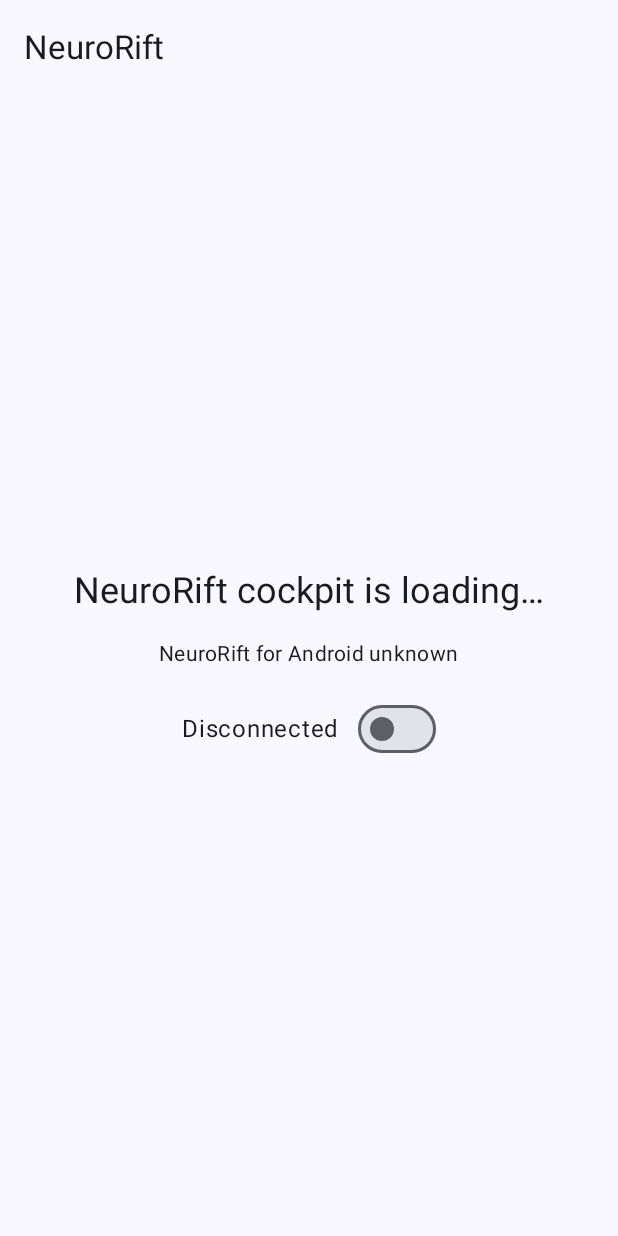
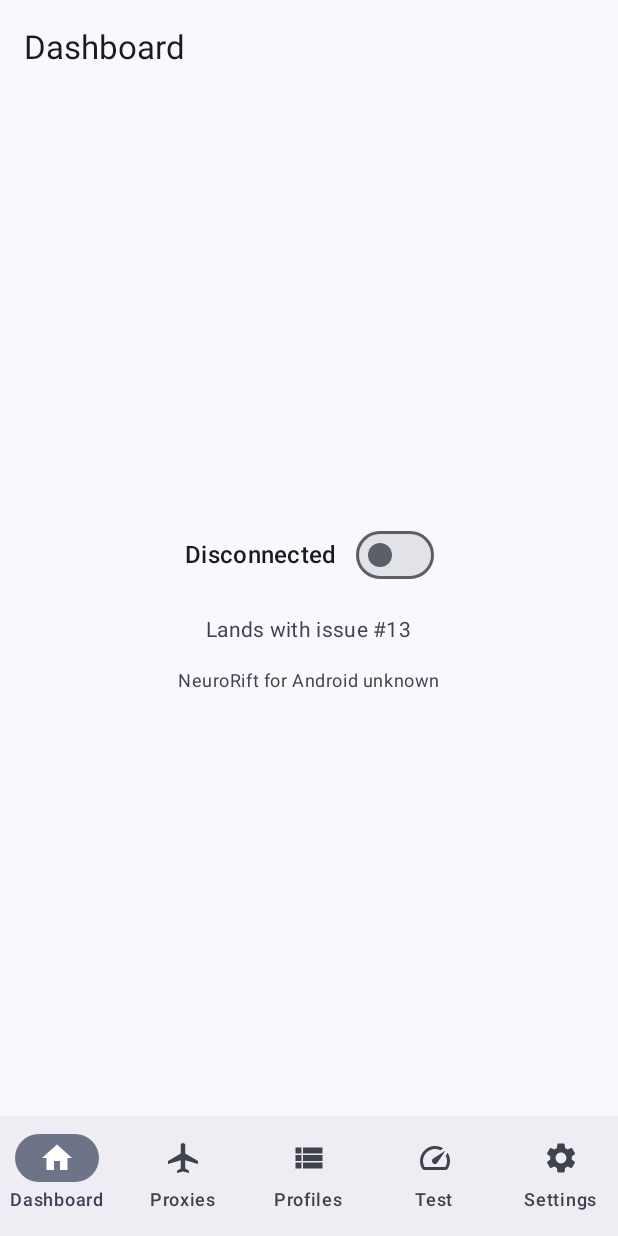
Before and after one commit to masthisis/android-proxy, an Android app built with Jetpack Compose: the screen it shows after launch (MainActivity), on a phone screen of 412 x 824 dp. Run offline under Robolectric (Android 15) with nearby library versions, the phone set to English and light mode, and no system bars.

Commit message:
feat(app): Compose app shell — navigation, theming, EN/FA RTL
Closes #9

Bottom navigation with the five Windows-parity destinations, stable secondary routes, Dashboard base with the live VPN connect switch, honest issue-number placeholders, edge-to-edge Material 3, every string in EN + FA (RTL).

```diff
--- a/app/build.gradle.kts
+++ b/app/build.gradle.kts
@@ -24,7 +24,10 @@ val appVersionCode: Int =
 // under ANDROID_HOME (see docs/BUILDING.md).
 // ---------------------------------------------------------------------------
 val skipCore = (project.findProperty("skipCore") as String?) == "true"
-val coreAarFile = rootProject.layout.projectDirectory.file("core/build/nrcore.aar")
+// Default output: core/build/nrcore.aar. Override the consumed artifact path
+// (not the build output) with -PcoreAarPath= for out-of-tree stubs/CI caches.
+val coreAarFile = rootProject.layout.projectDirectory
+    .file(project.findProperty("coreAarPath") as String? ?: "core/build/nrcore.aar")
 val coreTarget = (project.findProperty("coreTarget") as String?) ?: "android"
 
 val buildCoreAar by tasks.registering(Exec::class) {
@@ -133,6 +136,7 @@ dependencies {
     implementation(libs.androidx.lifecycle.runtime.compose)
     implementation(libs.androidx.lifecycle.service)
     implementation(libs.androidx.activity.compose)
+    implementation(libs.androidx.navigation.compose)
 
     implementation(platform(libs.compose.bom))
     implementation(libs.compose.ui)
--- a/app/src/main/kotlin/com/neurorift/android/MainActivity.kt
+++ b/app/src/main/kotlin/com/neurorift/android/MainActivity.kt
@@ -3,41 +3,21 @@ package com.neurorift.android
 import android.Manifest
 import android.app.Activity
 import android.content.Intent
+import android.net.VpnService
 import android.os.Build
-import android.net.VpnService
 import android.os.Bundle
 import androidx.activity.ComponentActivity
 import androidx.activity.compose.setContent
 import androidx.activity.enableEdgeToEdge
 import androidx.activity.result.contract.ActivityResultContracts
-import androidx.compose.foundation.layout.Arrangement
-import androidx.compose.foundation.layout.Column
-import androidx.compose.foundation.layout.Row
-import androidx.compose.foundation.layout.fillMaxSize
-import androidx.compose.foundation.layout.padding
-import androidx.compose.material3.MaterialTheme
-import androidx.compose.material3.Scaffold
-import androidx.compose.material3.Surface
-import androidx.compose.material3.Switch
-import androidx.compose.material3.Text
-import androidx.compose.material3.TopAppBar
-import androidx.compose.material3.ExperimentalMaterial3Api
-import androidx.compose.runtime.Composable
-import androidx.compose.runtime.getValue
-import androidx.compose.ui.Alignment
-import androidx.compose.ui.Modifier
-import androidx.compose.ui.res.stringResource
-import androidx.compose.ui.unit.dp
-import androidx.lifecycle.compose.collectAsStateWithLifecycle
-import com.neurorift.android.engine.EngineHolder
-import com.neurorift.android.engine.EngineState
+import com.neurorift.android.ui.navigation.NeuroRiftNavGraph
 import com.neurorift.android.ui.theme.NeuroRiftTheme
 import com.neurorift.android.vpn.TunService
 
 /**
- * Temporary VPN control surface while the real app shell lands in issue #9.
- * The prepare → start flow shown here is the permanent one; the switch moves
- * into the Dashboard then.
+ * Single-activity host for the Compose navigation shell (issue #9). Owns the
+ * one-time VPN permission dialog: the Dashboard's connect switch calls
+ * [prepareAndStart], which launches the system dialog when needed.
  */
 class MainActivity : ComponentActivity() {
 
@@ -59,7 +39,7 @@ class MainActivity : ComponentActivity() {
         }
         setContent {
             NeuroRiftTheme {
-                MainScaffold(
+                NeuroRiftNavGraph(
                     onConnect = { prepareAndStart() },
                     onDisconnect = { TunService.stop(this) },
                 )
@@ -76,54 +56,3 @@ class MainActivity : ComponentActivity() {
         }
     }
 }
-
-@OptIn(ExperimentalMaterial3Api::class)
-@Composable
-private fun MainScaffold(onConnect: () -> Unit, onDisconnect: () -> Unit) {
-    val status by EngineHolder.status.collectAsStateWithLifecycle()
-    val connected = status.state == EngineState.RUNNING
-
-    Scaffold(
-        topBar = {
-            TopAppBar(title = { Text(stringResource(R.string.app_name)) })
-        },
-    ) { padding ->
-        Surface(
-            modifier = Modifier
-                .fillMaxSize()
-                .padding(padding),
-            color = MaterialTheme.colorScheme.background,
-        ) {
-            Column(
-                modifier = Modifier.fillMaxSize(),
-                horizontalAlignment = Alignment.CenterHorizontally,
-                verticalArrangement = Arrangement.spacedBy(16.dp, Alignment.CenterVertically),
-            ) {
-                Text(
-                    text = stringResource(R.string.bootstrap_welcome),
-                    style = MaterialTheme.typography.headlineSmall,
-                )
-                Text(
-                    text = AppInfo.fullVersion(),
-                    style = MaterialTheme.typography.bodyMedium,
-                )
-                Row(verticalAlignment = Alignment.CenterVertically) {
-                    Text(
-                        text = if (connected) {
-                            stringResource(R.string.vpn_state_running)
-                        } else {
-                            stringResource(R.string.vpn_state_stopped)
-                        },
-                        modifier = Modifier.padding(end = 12.dp),
-                    )
-                    Switch(
-                        checked = connected,
-                        onCheckedChange = { want ->
-                            if (want) onConnect() else onDisconnect()
-                        },
-                    )
-                }
-            }
-        }
-    }
-}
--- /dev/null
+++ b/app/src/main/kotlin/com/neurorift/android/ui/navigation/Destination.kt
@@ -0,0 +1,45 @@
+package com.neurorift.android.ui.navigation
+
+import androidx.compose.material.icons.Icons
+import androidx.compose.material.icons.filled.AirplanemodeActive
+import androidx.compose.material.icons.filled.Home
+import androidx.compose.material.icons.filled.Settings
+import androidx.compose.material.icons.filled.Speed
+import androidx.compose.material.icons.filled.ViewList
+import androidx.compose.ui.graphics.vector.ImageVector
+import com.neurorift.android.R
+
+/**
+ * Bottom navigation destinations — mirrors the Windows view inventory.
+ * Connections / Logs / Rules are secondary routes reachable from the
+ * Dashboard (see [SecondaryRoute]); their screens land with the cockpit
+ * issue (#13) and keep these routes stable.
+ */
+enum class Destination(
+    val route: String,
+    val icon: ImageVector,
+) {
+    Dashboard("dashboard", Icons.Filled.Home),
+    Proxies("proxies", Icons.Filled.AirplanemodeActive),
+    Profiles("profiles", Icons.Filled.ViewList),
+    Test("test", Icons.Filled.Speed),
+    Settings("settings", Icons.Filled.Settings),
+    ;
+
+    /** Localized label string resource id — kept next to the route. */
+    val labelRes: Int
+        get() = when (this) {
+            Dashboard -> R.string.nav_dashboard
+            Proxies -> R.string.nav_proxies
+            Profiles -> R.string.nav_profiles
+            Test -> R.string.nav_test
+            Settings -> R.string.nav_settings
+        }
+}
+
+/** Secondary routes (placeholders now, real screens from issue #13). */
+object SecondaryRoute {
+    const val CONNECTIONS = "connections"
+    const val LOGS = "logs"
+    const val RULES = "rules"
+}
--- /dev/null
+++ b/app/src/main/kotlin/com/neurorift/android/ui/navigation/NeuroRiftNavGraph.kt
@@ -0,0 +1,125 @@
+package com.neurorift.android.ui.navigation
+
+import androidx.compose.foundation.layout.padding
+import androidx.compose.material3.Icon
+import androidx.compose.material3.NavigationBar
+import androidx.compose.material3.NavigationBarItem
+import androidx.compose.material3.Scaffold
+import androidx.compose.material3.Text
+import androidx.compose.material3.TopAppBar
+import androidx.compose.material3.ExperimentalMaterial3Api
+import androidx.compose.runtime.Composable
+import androidx.compose.runtime.getValue
+import androidx.compose.ui.Modifier
+import androidx.compose.ui.res.stringResource
+import androidx.navigation.NavGraph.Companion.findStartDestination
+import androidx.navigation.compose.NavHost
+import androidx.navigation.compose.composable
+import androidx.navigation.compose.currentBackStackEntryAsState
+import androidx.navigation.compose.rememberNavController
+import com.neurorift.android.R
+import com.neurorift.android.ui.screens.DashboardScreen
+import com.neurorift.android.ui.screens.PlaceholderScreen
+
+/**
+ * App navigation graph (issue #9). Bottom navigation with five destinations;
+ * secondary routes (Connections/Logs/Rules) stay stable for the cockpit
+ * issue (#13). State restoration comes from NavController automatically.
+ */
+@OptIn(ExperimentalMaterial3Api::class)
+@Composable
+fun NeuroRiftNavGraph(
+    onConnect: () -> Unit,
+    onDisconnect: () -> Unit,
+) {
+    val navController = rememberNavController()
+    val backStackEntry by navController.currentBackStackEntryAsState()
+    val currentRoute = backStackEntry?.destination?.route
+    val current = Destination.entries.firstOrNull { it.route == currentRoute }
+
+    Scaffold(
+        topBar = {
+            TopAppBar(
+                title = {
+                    Text(
+                        text = stringResource(
+                            id = current?.labelRes ?: R.string.app_name,
+                        ),
+                    )
+                },
+            )
+        },
+        bottomBar = {
+            NavigationBar {
+                Destination.entries.forEach { destination ->
+                    NavigationBarItem(
+                        selected = destination == current,
+                        onClick = {
+                            navController.navigate(destination.route) {
+                                popUpTo(navController.graph.findStartDestination().id) {
+                                    saveState = true
+                                }
+                                launchSingleTop = true
+                                restoreState = true
+                            }
+                        },
+                        icon = {
+                            Icon(imageVector = destination.icon, contentDescription = null)
+                        },
+                        label = { Text(stringResource(destination.labelRes)) },
+                    )
+                }
+            }
+        },
+    ) { padding ->
+        NavHost(
+            navController = navController,
+            startDestination = Destination.Dashboard.route,
+            modifier = Modifier.padding(padding),
+        ) {
+            Destination.entries.forEach { destination ->
+                composable(destination.route) {
+                    if (destination == Destination.Dashboard) {
+                        DashboardScreen(onConnect = onConnect, onDisconnect = onDisconnect)
+                    } else {
+                        PlaceholderScreen(
+                            title = stringResource(destination.labelRes),
+                            icon = destination.icon,
+                            issueNumber = placeholderIssueOf(destination),
+                        )
+                    }
+                }
+            }
+            composable(SecondaryRoute.CONNECTIONS) {
+                PlaceholderScreen(
+                    title = stringResource(R.string.nav_connections),
+                    icon = Destination.Dashboard.icon,
+                    issueNumber = 13,
+                )
+            }
+            composable(SecondaryRoute.LOGS) {
+                PlaceholderScreen(
+                    title = stringResource(R.string.nav_logs),
+                    icon = Destination.Dashboard.icon,
+                    issueNumber = 13,
+                )
+            }
+            composable(SecondaryRoute.RULES) {
+                PlaceholderScreen(
+                    title = stringResource(R.string.nav_rules),
+                    icon = Destination.Dashboard.icon,
+                    issueNumber = 13,
+                )
+            }
+        }
+    }
+}
+
+/** Which issue fills which destination — keeps the placeholders honest. */
+private fun placeholderIssueOf(destination: Destination): Int = when (destination) {
+    Destination.Dashboard -> 13
+    Destination.Proxies -> 12
+    Destination.Profiles -> 11
+    Destination.Test -> 15
+    Destination.Settings -> 14
+}
--- /dev/null
+++ b/app/src/main/kotlin/com/neurorift/android/ui/screens/DashboardScreen.kt
@@ -0,0 +1,80 @@
+package com.neurorift.android.ui.screens
+
+import androidx.compose.foundation.layout.Arrangement
+import androidx.compose.foundation.layout.Column
+import androidx.compose.foundation.layout.Row
+import androidx.compose.foundation.layout.fillMaxSize
+import androidx.compose.foundation.layout.padding
+import androidx.compose.material3.MaterialTheme
+import androidx.compose.material3.Switch
+import androidx.compose.material3.Text
+import androidx.compose.runtime.Composable
+import androidx.compose.runtime.getValue
+import androidx.compose.ui.Alignment
+import androidx.compose.ui.Modifier
+import androidx.compose.ui.res.stringResource
+import androidx.compose.ui.unit.dp
+import androidx.lifecycle.compose.collectAsStateWithLifecycle
+import com.neurorift.android.AppInfo
+import com.neurorift.android.R
+import com.neurorift.android.engine.EngineHolder
+import com.neurorift.android.engine.EngineState
+import com.neurorift.android.vpn.TunService
+
+/**
+ * Dashboard base (issue #9): the VPN connect switch — the cockpit (#13)
+ * builds the traffic graph, connections and logs around this. The switch is
+ * wired to TunService with the one-time prepare dialog handled by the
+ * activity callbacks passed in.
+ */
+@Composable
+fun DashboardScreen(
+    onConnect: () -> Unit,
+    onDisconnect: () -> Unit,
+) {
+    val status by EngineHolder.status.collectAsStateWithLifecycle()
+    val connected = status.state == EngineState.RUNNING
+
+    Column(
+        modifier = Modifier
+            .fillMaxSize()
+            .padding(24.dp),
+        horizontalAlignment = Alignment.CenterHorizontally,
+        verticalArrangement = Arrangement.spacedBy(16.dp, Alignment.CenterVertically),
+    ) {
+        Row(verticalAlignment = Alignment.CenterVertically) {
+            Text(
+                text = when (status.state) {
+                    EngineState.RUNNING -> stringResource(R.string.vpn_state_running)
+                    EngineState.STARTING -> stringResource(R.string.vpn_state_starting)
+                    EngineState.STOPPING -> stringResource(R.string.vpn_state_stopping)
+                    EngineState.FAILED -> stringResource(R.string.vpn_state_failed)
+                    EngineState.STOPPED -> stringResource(R.string.vpn_state_stopped)
+                },
+                style = MaterialTheme.typography.titleMedium,
+                modifier = Modifier.padding(end = 12.dp),
+            )
+            Switch(
+                checked = connected,
+                onCheckedChange = { want -> if (want) onConnect() else onDisconnect() },
+            )
+        }
+        status.detail?.let {
+            Text(
+                text = it,
+                style = MaterialTheme.typography.bodySmall,
+                color = MaterialTheme.colorScheme.error,
+            )
+        }
+        Text(
+            text = stringResource(R.string.placeholder_issue_hint, 13),
+            style = MaterialTheme.typography.bodyMedium,
+            color = MaterialTheme.colorScheme.onSurfaceVariant,
+        )
+        Text(
+            text = AppInfo.fullVersion(),
+            style = MaterialTheme.typography.bodySmall,
+            color = MaterialTheme.colorScheme.onSurfaceVariant,
+        )
+    }
+}
--- a/app/src/main/res/values/strings.xml
+++ b/app/src/main/res/values/strings.xml
@@ -14,4 +14,14 @@
     <string name="vpn_action_disconnect">Disconnect</string>
     <string name="vpn_error_prepare">VPN permission was not granted</string>
     <string name="vpn_prepare_needed">Android needs one-time permission to create the VPN tunnel.</string>
+    <!-- Navigation shell (#9) -->
+    <string name="nav_dashboard">Dashboard</string>
+    <string name="nav_proxies">Proxies</string>
+    <string name="nav_profiles">Profiles</string>
+    <string name="nav_test">Test</string>
+    <string name="nav_settings">Settings</string>
+    <string name="nav_connections">Connections</string>
+    <string name="nav_logs">Logs</string>
+    <string name="nav_rules">Rules</string>
+    <string name="placeholder_issue_hint">Lands with issue #%1$d</string>
 </resources>
```
Also changed, not shown: app/src/main/kotlin/com/neurorift/android/ui/screens/PlaceholderScreen.kt (added, +46 -0 lines), 2 other files.
